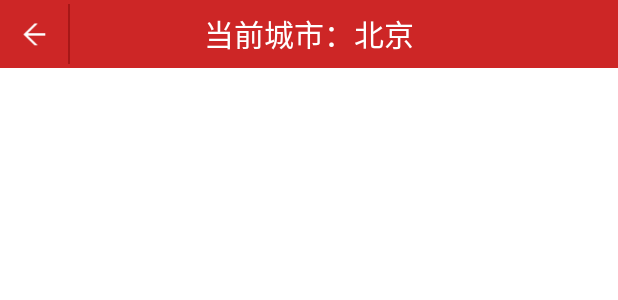
After one commit to llincc/MiniWeather, an Android app: the layout select_city.xml on its own in the app's theme, with its tools: preview values and no code run, on a phone screen of 412 x 824 dp. The commit adds this screen. Shown: the top 300 px of the screen. Run offline under Robolectric (Android 15) with nearby library versions, the phone set to English and light mode, and no system bars.

Commit message:
Add Select City Layout

```diff
--- a/app/src/main/AndroidManifest.xml
+++ b/app/src/main/AndroidManifest.xml
@@ -19,6 +19,10 @@
             </intent-filter>
         </activity>
 
+        <activity android:name=".SelectCity">
+
+        </activity>
+
     </application>
 
 </manifest>
--- a/app/src/main/java/com/example/linch/miniweather/NetUtil.java
+++ b/app/src/main/java/com/example/linch/util/NetUtil.java
@@ -1,4 +1,4 @@
-package com.example.linch.miniweather;
+package com.example.linch.util;
 
 import android.content.Context;
 import android.net.ConnectivityManager;
--- /dev/null
+++ b/app/src/main/res/layout/select_city.xml
@@ -0,0 +1,36 @@
+<?xml version="1.0" encoding="utf-8"?>
+<RelativeLayout xmlns:android="http://schemas.android.com/apk/res/android"
+    android:layout_width="match_parent"
+    android:layout_height="match_parent">
+
+    <RelativeLayout
+        android:layout_width="fill_parent"
+        android:layout_height="45.0dip"
+        android:background="#ffcd2626">
+        <TextView
+            android:id="@+id/title_name"
+            android:layout_width="match_parent"
+            android:layout_height="match_parent"
+            android:gravity="center"
+            android:text="当前城市：北京"
+            android:textColor="#ffffffff"
+            android:textSize="20.0sp"/>
+
+        <ImageView
+            android:id="@+id/title_back"
+            android:layout_width="45.0dp"
+            android:layout_height="45.0dp"
+            android:layout_alignParentLeft="true"
+            android:layout_centerVertical="true"
+            android:src="@drawable/base_action_bar_back_normal"/>
+        <ImageView
+            android:layout_width="1.0dp"
+            android:layout_height="40dp"
+            android:layout_centerVertical="true"
+            android:layout_gravity="center"
+            android:layout_toRightOf="@id/title_back"
+            android:background="#A71717"
+            android:gravity="center"/>
+
+    </RelativeLayout>
+</RelativeLayout>
--- a/app/src/main/res/values/colors.xml
+++ b/app/src/main/res/values/colors.xml
@@ -2,6 +2,7 @@
 <resources>
     <color name="colorPrimary">#3F51B5</color>
     <color name="colorPrimaryDark">#303F9F</color>
-    <color name="colorAccent">#FF4081</color>
+    <color name="colorAccent">#f7c0d6</color>
     <color name="statusbar">#ffcd2626</color>
+    <color name="windowbackground">#ffffff</color>
 </resources>
--- a/app/src/main/res/values/styles.xml
+++ b/app/src/main/res/values/styles.xml
@@ -6,6 +6,7 @@
         <item name="colorPrimary">@color/colorPrimary</item>
         <item name="colorPrimaryDark">@color/statusbar</item>
         <item name="colorAccent">@color/colorAccent</item>
+        <item name="android:windowBackground">@color/windowbackground</item>
     </style>
 
 </resources>
```
Also changed, not shown: app/src/main/java/com/example/linch/bean/City.java (added, +8 -0 lines), app/src/main/java/com/example/linch/miniweather/MainActivity.java (+37 -9 lines), app/src/main/java/com/example/linch/miniweather/SelectCity.java (added, +41 -0 lines), app/src/main/assets/city.db (added), app/src/main/res/drawable/base_action_bar_back_normal.png (added).
